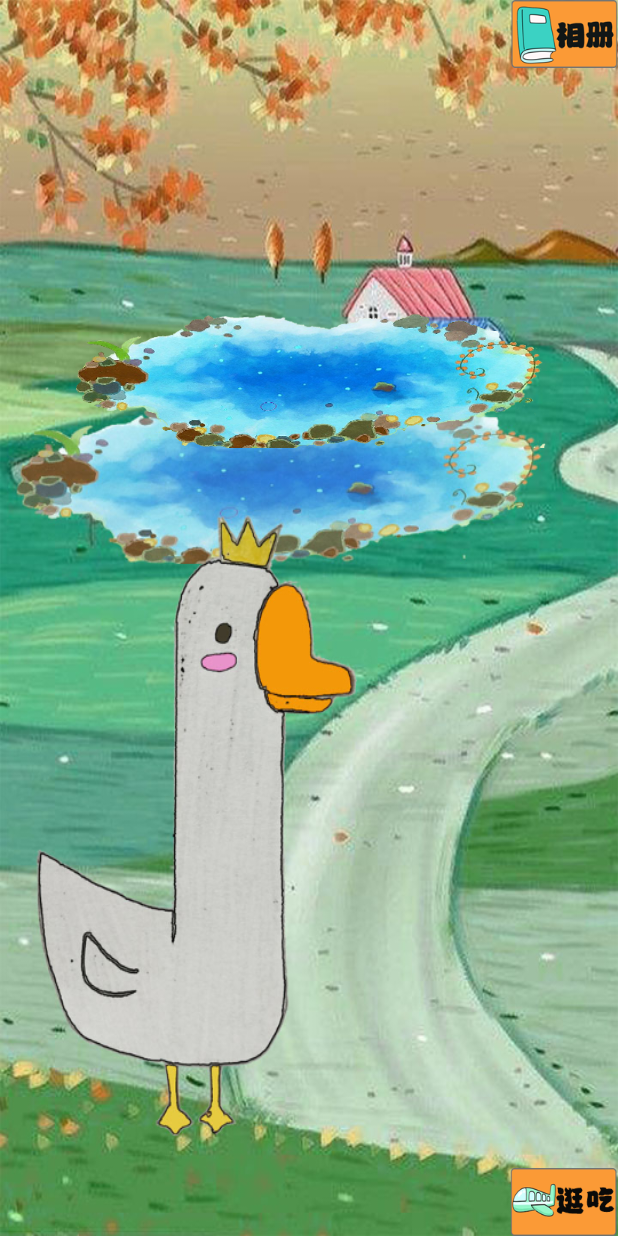
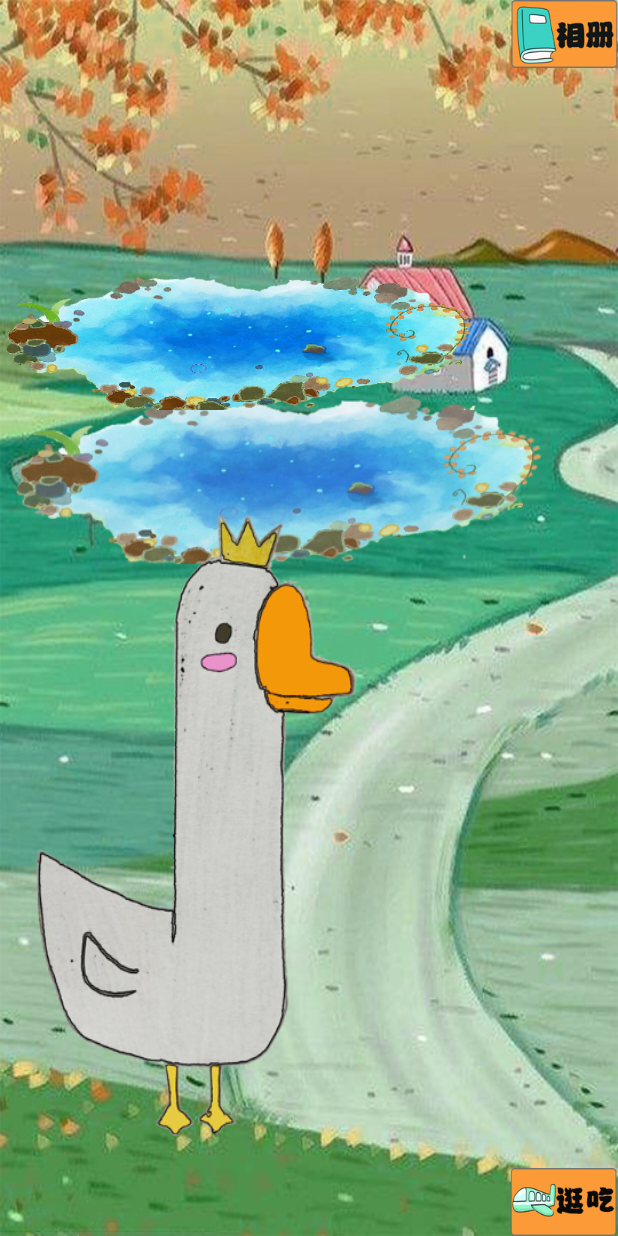
Before and after one commit to SillyGoose4/Client, an Android app: the MainActivity screen opened directly, with no data from a screen before it, on a phone screen of 412 x 824 dp. Run offline under Robolectric (Android 15) with nearby library versions, the phone set to English and light mode, and no system bars; network calls fail.

Commit message:
FullScreen Commit By wjr in 5/29

```diff
--- a/app/src/main/java/com/SillyGoose/Activity/TripActivity.java
+++ b/app/src/main/java/com/SillyGoose/Activity/TripActivity.java
@@ -1,29 +1,21 @@
 package com.SillyGoose.Activity;
 
+import android.content.DialogInterface;
 import android.content.Intent;
 import android.os.Bundle;
-import android.support.v7.app.AppCompatActivity;
-import android.util.AndroidException;
-import android.view.LayoutInflater;
-import android.view.View;
-import android.widget.AbsoluteLayout;
-import android.widget.ImageButton;
-import connect.database.test.com.clents.R;
-import android.content.DialogInterface;
 import android.support.v7.app.AlertDialog;
 import android.support.v7.app.AppCompatActivity;
-import android.os.Bundle;
 import android.view.View;
-import android.widget.Button;
+import android.widget.ImageButton;
 import android.widget.ImageView;
-import android.widget.LinearLayout;
-import android.widget.TextView;
 import android.widget.Toast;
+
+import connect.database.test.com.clents.R;
 public class TripActivity extends AppCompatActivity {
     private ImageButton btn_return;
     private ImageButton btn_album;
-    private ImageButton btn_xibei;
-    private ImageButton btn_dongbei;
+    private ImageButton btn_西北;
+    private ImageButton btn_东北;
     private ImageButton btn_huabei;
     private ImageButton btn_huanan;
     private ImageButton btn_huahzong;
@@ -56,11 +48,12 @@ public class TripActivity extends AppCompatActivity {
         //去西北
         //btn_xibei=(ImageButton)findViewById(R.id.btn_xibei);
         btn_return.setOnClickListener(new View.OnClickListener() {
-            @Override
-            public void onClick(View view) {
-                chenshowDialog();
-            }
-        });}
+              @Override
+              public void onClick(View view) {
+                  chenshowDialog();
+               }
+            });
+        }
 
 
         private void chenshowDialog()
--- a/app/src/main/res/layout/activity_main.xml
+++ b/app/src/main/res/layout/activity_main.xml
@@ -7,16 +7,6 @@
     android:background="@drawable/e_main"
     tools:context="com.SillyGoose.Activity.MainActivity">
 
-
-    <ImageButton
-        android:id="@+id/btn_pond"
-        android:layout_width="wrap_content"
-        android:layout_height="wrap_content"
-
-        android:layout_below="@+id/btn_album"
-        android:layout_centerHorizontal="true"
-        android:layout_marginTop="161dp"
-        android:background="@drawable/pond" />
 
     <ImageButton
         android:id="@+id/btn_album"
@@ -35,4 +25,14 @@
         android:background="@drawable/btn_trip"
         />
 
+    <ImageButton
+        android:id="@+id/btn_pond"
+        android:layout_width="wrap_content"
+        android:layout_height="wrap_content"
+
+        android:layout_alignParentStart="true"
+        android:layout_below="@+id/btn_album"
+        android:layout_marginTop="136dp"
+        android:background="@drawable/pond" />
+
 </RelativeLayout>
--- a/app/src/main/res/values/styles.xml
+++ b/app/src/main/res/values/styles.xml
@@ -1,7 +1,7 @@
 <resources>
 
     <!-- Base application theme. -->
-    <style name="AppTheme" parent="Theme.AppCompat.DayNight.DialogWhenLarge">
+    <style name="AppTheme" parent="Theme.AppCompat.Light.DialogWhenLarge">
         <!-- Customize your theme here. -->
         <item name="colorPrimary">@color/colorPrimary</item>
         <item name="colorPrimaryDark">@color/colorPrimaryDark</item>
@@ -23,6 +23,7 @@
     <style name="AppTheme.NoActionBar">
         <item name="windowActionBar">false</item>
         <item name="windowNoTitle">true</item>
+        <item name="android:windowFullscreen">true</item>
     </style>
 
     <style name="AppTheme.AppBarOverlay" parent="ThemeOverlay.AppCompat.Dark.ActionBar" />
```
